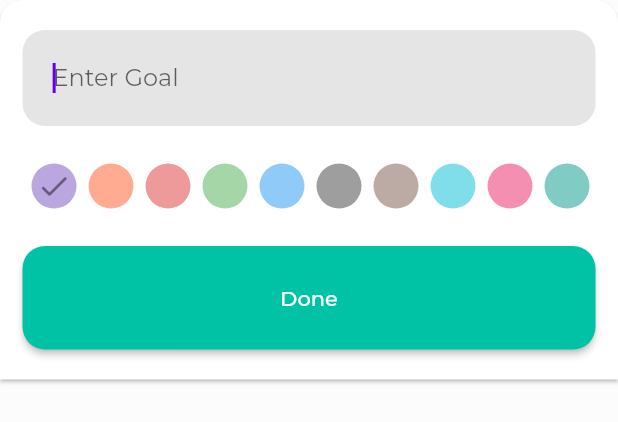
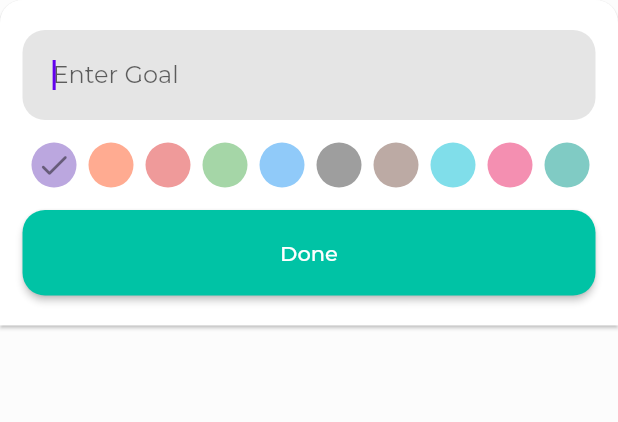
Before and after one commit to Vidhanth/goalie, a Flutter app: the AddSheet widget shown alone on an empty page, opened directly, on a phone screen of 412 x 824 dp. Shown: the top 422 px of the screen. Run offline on Flutter 3.47's test engine with Material 2 defaults, Android fonts, the phone set to English and light mode, and no system bars; our stand-ins replace animate_do, get, get_storage, google_fonts, implicitly_animated_reorderable_list, line_icons and 1 more; accounts and stored records are empty.

Commit message:
Fix overflow in BottomSheet

```diff
--- a/lib/components/add_sheet.dart
+++ b/lib/components/add_sheet.dart
@@ -34,7 +34,7 @@ class AddSheet extends StatelessWidget {
         borderRadius: BorderRadius.vertical(top: Radius.circular(15)),
       ),
       margin: EdgeInsets.zero,
-      child: Padding(
+      child: SingleChildScrollView(
         padding: const EdgeInsets.symmetric(vertical: 20, horizontal: 15),
         child: Column(
           mainAxisSize: MainAxisSize.min,
@@ -48,7 +48,7 @@ class AddSheet extends StatelessWidget {
               style: TextStyle(color: Theme.of(context).colorScheme.onSurface),
               decoration: InputDecoration(
                 contentPadding:
-                    const EdgeInsets.symmetric(horizontal: 20, vertical: 22),
+                    const EdgeInsets.symmetric(horizontal: 20, vertical: 20),
                 fillColor:
                     Theme.of(context).colorScheme.onSurface.withOpacity(0.10),
                 filled: true,
@@ -60,7 +60,7 @@ class AddSheet extends StatelessWidget {
               ),
             ),
             const SizedBox(
-              height: 15,
+              height: 10,
             ),
             StatefulBuilder(builder: (context, setState) {
               return ColorPicker(
@@ -73,7 +73,7 @@ class AddSheet extends StatelessWidget {
               );
             }),
             const SizedBox(
-              height: 15,
+              height: 10,
             ),
             Button(
               text: 'Done',
--- a/lib/components/button.dart
+++ b/lib/components/button.dart
@@ -27,7 +27,7 @@ class Button extends StatelessWidget {
           borderRadius: BorderRadius.circular(15),
         ),
         padding: const EdgeInsets.symmetric(
-          vertical: 26,
+          vertical: 20,
           horizontal: 8,
         ),
         primary: bgColor ?? Theme.of(context).colorScheme.secondary,
--- a/lib/components/color_picker.dart
+++ b/lib/components/color_picker.dart
@@ -12,7 +12,7 @@ class ColorPicker extends StatelessWidget {
   @override
   Widget build(BuildContext context) {
     return SizedBox(
-      height: 50,
+      height: 40,
       width: double.infinity,
       child: ScrollConfiguration(
         behavior: ScrollConfiguration.of(context).copyWith(scrollbars: false),
```
